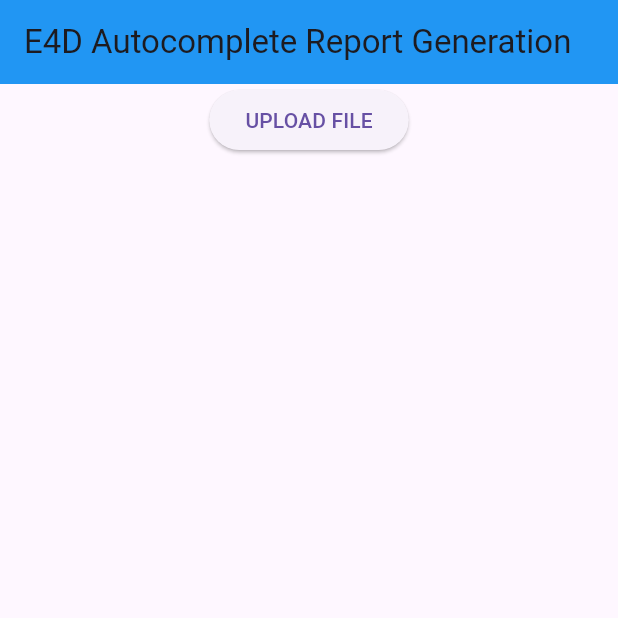
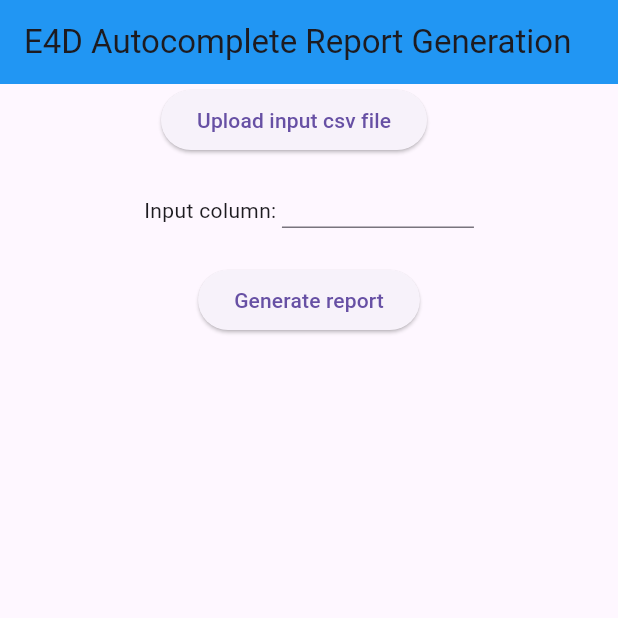
Before and after one commit to youngmo-kang/e4d-web-apps, a Flutter app: the screen it shows after launch, on a phone screen of 412 x 824 dp, the top half of it. Run offline on Flutter 3.47's test engine with Material 3 defaults, Android fonts, the phone set to English and light mode, and no system bars; our stand-ins replace csv, file_picker.

Commit message:
TODO: make it more pretty

```diff
--- a/report/lib/main.dart
+++ b/report/lib/main.dart
@@ -29,7 +29,9 @@
 }
 
 class _MyWidgetState extends State<MyWidget> {
-  List<List<dynamic>> rowsOfColumns = [];
+  List<List<dynamic>> _rowsOfColumns = [];
+  String _colName = "";
+  String _fileName = "";
 
   bool _isValidCsv(List<List<dynamic>> content) {
     if (content.length < 3) return false;
@@ -41,20 +43,39 @@
 
     if (picked != null && picked.files.first.bytes != null) {
       var file = picked.files.first;
-      var content =
-          const CsvToListConverter(eol: '\n').convert(utf8.decode(file.bytes!).replaceAll('\r\n', '\n'));
+      var content = const CsvToListConverter(eol: '\n')
+          .convert(utf8.decode(file.bytes!).replaceAll('\r\n', '\n'));
+      setState(() {
         if (_isValidCsv(content)) {
-        rowsOfColumns = content;
+          _rowsOfColumns = content;
+          _fileName = file.name;
         } else {
-        rowsOfColumns = [];
+          _rowsOfColumns = [];
+          _fileName = "";
+        }
+      });
+    }
+    if (_rowsOfColumns.isEmpty) {
+      _error(
+          'Please upload a valid CSV file with a header and at least one record');
     }
   }
-    if (rowsOfColumns.isEmpty) {
-      // TODO: fix context warning
+
+  void _generate() {
+    bool err = _colName.isEmpty ||
+        _rowsOfColumns.isEmpty ||
+        !_rowsOfColumns[0].contains(_colName);
+
+    if (err) {
+      _error(
+          'Make sure to upload a csv and indicate which column corresponds to the input requests');
+    }
+  }
+
+  _error(String msg) {
     ScaffoldMessenger.of(context).showSnackBar(
-        const SnackBar(content: Text('Please upload a valid CSV file with a header and at least one record')),
+      SnackBar(content: Text(msg)),
     );
-    }
   }
 
   @override
@@ -66,13 +87,46 @@
           'E4D Autocomplete Report Generation',
         ),
       ),
-      body: Row(
-        crossAxisAlignment: CrossAxisAlignment.center,
+      body: Column(
+        mainAxisAlignment: MainAxisAlignment.start,
+        children: [
+          Row(
             mainAxisAlignment: MainAxisAlignment.center,
             children: [
               ElevatedButton(
                 onPressed: _pickFile,
-            child: const Text('UPLOAD FILE'),
+                child: const Text('Upload input csv file'),
+              ),
+              const SizedBox(
+                width: 20,
+              ),
+              Text(_fileName),
+            ],
+          ),
+          const SizedBox(
+            height: 24,
+          ),
+          Row(
+            mainAxisAlignment: MainAxisAlignment.center,
+            children: [
+              const Text("Input column: "),
+              SizedBox(
+                height: 24,
+                width: 128,
+                child: TextField(
+                  onChanged: (value) => _colName = value,
+                ),
+              ),
+            ],
+          ),
+          const SizedBox(
+            height: 24,
+          ),
+          Center(
+            child: ElevatedButton(
+              onPressed: _generate,
+              child: const Text('Generate report'),
+            ),
           ),
         ],
       ),
```
Lines whose indentation alone changed are shown as unchanged.
